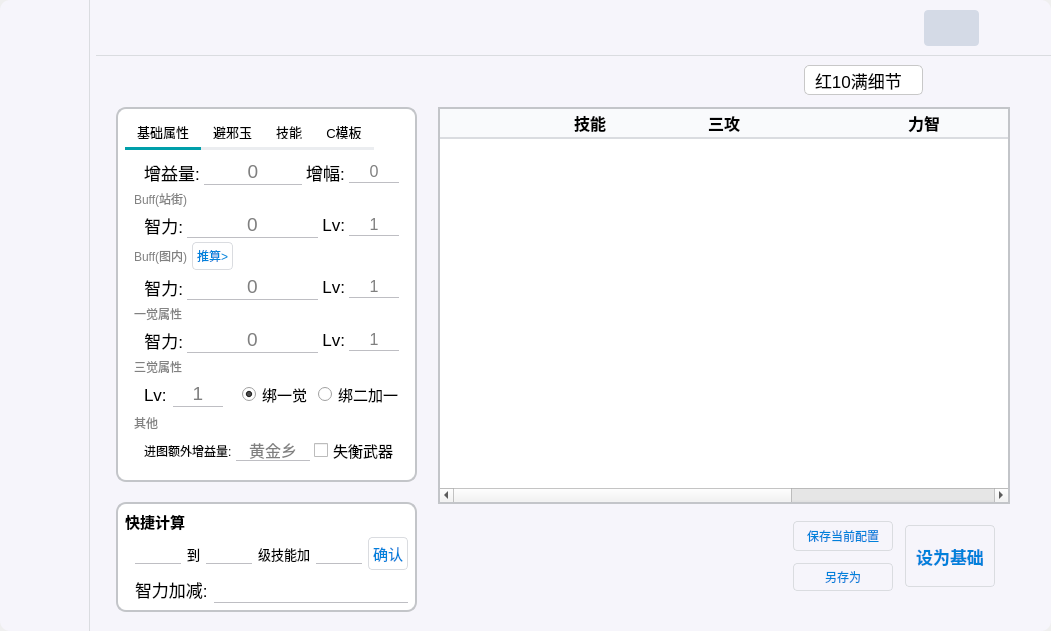
First picture: the form in Archive/UI.ui, repository Vixiu/count_buff, before the edit.
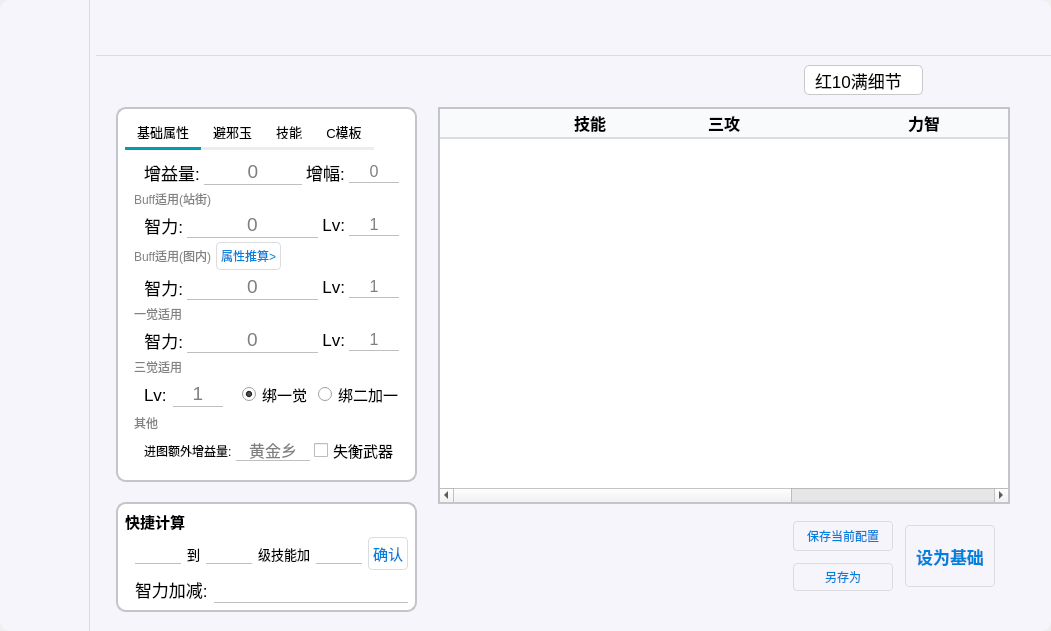
Second picture: the form after the edit. Icons and pictures are not drawn.

What changed in the file:
```diff
--- a/Archive/UI.ui
+++ b/Archive/UI.ui
@@ -429,9 +429,7 @@
             </font>
            </property>
            <property name="styleSheet">
-            <string notr="true">
-	background:rgb(212, 218, 230);
-</string>
+            <string notr="true"/>
            </property>
            <property name="text">
             <string/>
@@ -893,7 +891,7 @@
                         <number>1</number>
                        </property>
                        <property name="text">
-                        <string>Buff(站街)</string>
+                        <string>Buff适用(站街)</string>
                        </property>
                        <property name="margin">
                         <number>0</number>
@@ -1005,14 +1003,14 @@
                           <string notr="true">color:rgb(129, 129, 129)</string>
                          </property>
                          <property name="text">
-                          <string>Buff(图内)</string>
+                          <string>Buff适用(图内)</string>
                          </property>
                         </widget>
                        </item>
                        <item>
                         <widget class="QPushButton" name="pushButton_2">
                          <property name="text">
-                          <string>推算&gt;</string>
+                          <string>属性推算&gt;</string>
                          </property>
                         </widget>
                        </item>
@@ -1157,7 +1155,7 @@
                         <string notr="true">color:rgb(129, 129, 129)</string>
                        </property>
                        <property name="text">
-                        <string>一觉属性</string>
+                        <string>一觉适用</string>
                        </property>
                       </widget>
                      </item>
@@ -1282,7 +1280,7 @@
                         <string notr="true">color:rgb(129, 129, 129)</string>
                        </property>
                        <property name="text">
-                        <string>三觉属性</string>
+                        <string>三觉适用</string>
                        </property>
                       </widget>
                      </item>
```
Left out of the diff: 35 changed lines with no effect on the pictures.
